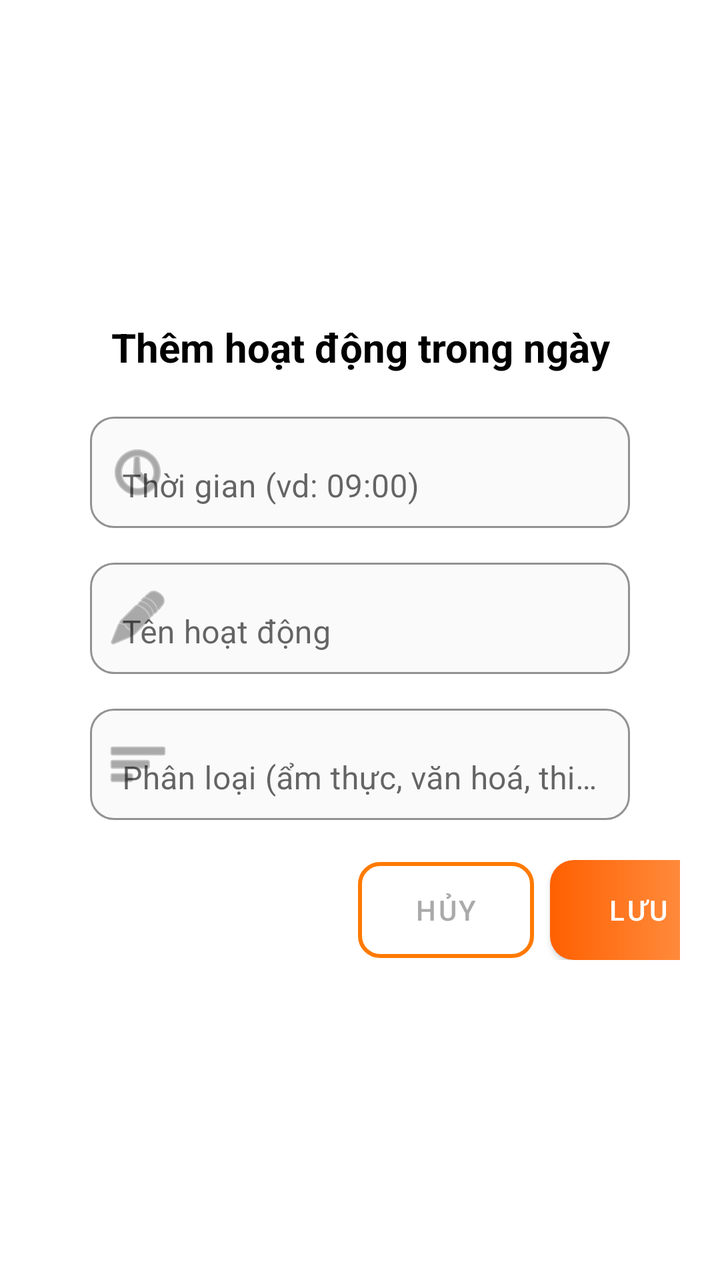
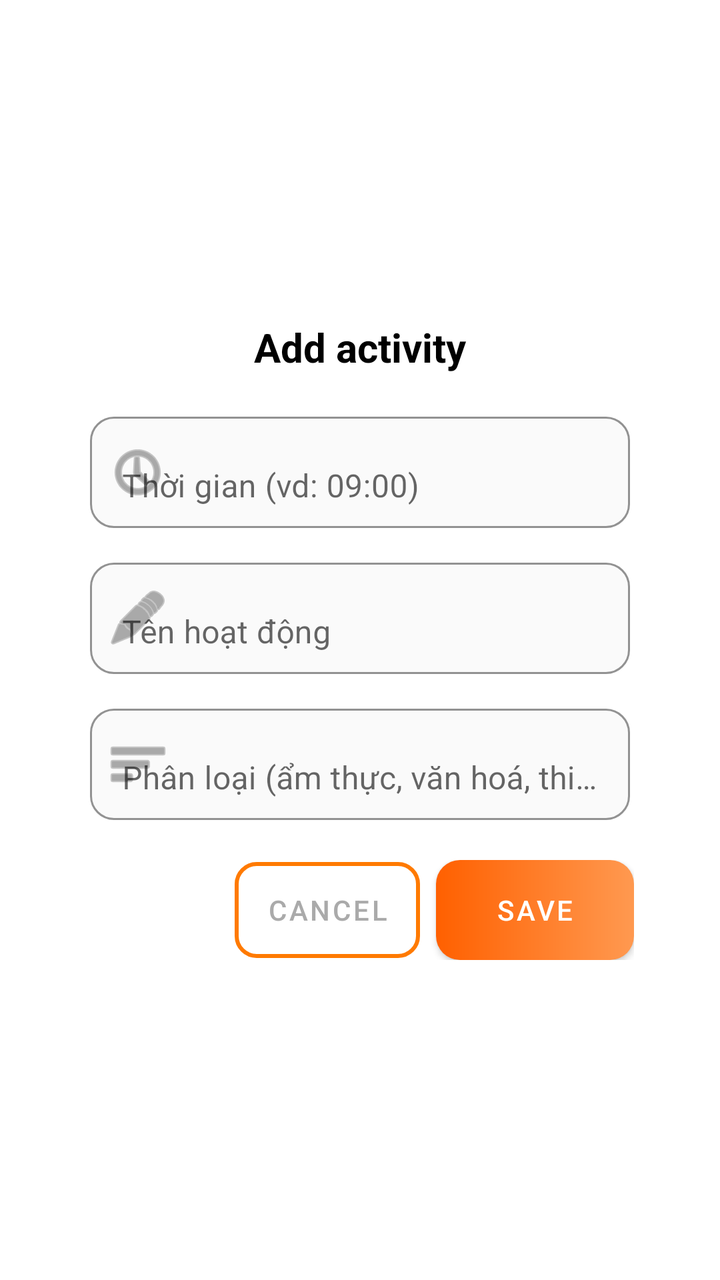

Two renders of the same Android screen: before a commit and after it. Below are the layout's source before the change and the commit's diff.
<!-- AndroidManifest.xml: application theme Theme.MaterialComponents.DayNight.NoActionBar -->
<!-- res/layout/dialog_add_activity.xml -->
<?xml version="1.0" encoding="utf-8"?>
<LinearLayout xmlns:android="http://schemas.android.com/apk/res/android"
    xmlns:app="http://schemas.android.com/apk/res-auto"
    android:layout_width="match_parent"
    android:layout_height="wrap_content"
    android:orientation="vertical"
    android:padding="20dp"
    android:background="@drawable/bg_dialog"
    android:gravity="center_vertical">

    
    <TextView
        android:id="@+id/tvDialogTitle"
        android:layout_width="match_parent"
        android:layout_height="wrap_content"
        android:gravity="center"
        android:text="Thêm hoạt động trong ngày"
        android:textColor="@android:color/black"
        android:textSize="20sp"
        android:textStyle="bold"
        android:layout_marginBottom="16dp" />

    
    <com.google.android.material.textfield.TextInputLayout
        android:layout_width="match_parent"
        android:layout_height="wrap_content"
        android:hint="Thời gian (vd: 09:00)"
        app:startIconDrawable="@android:drawable/ic_menu_recent_history"
        app:boxBackgroundMode="outline"
        app:boxCornerRadiusTopStart="12dp"
        app:boxCornerRadiusTopEnd="12dp"
        app:boxCornerRadiusBottomStart="12dp"
        app:boxCornerRadiusBottomEnd="12dp"
        app:boxStrokeColor="#E0E0E0"
        app:boxBackgroundColor="#FAFAFA"
        android:layout_marginHorizontal="25dp">

        <com.google.android.material.textfield.TextInputEditText
            android:id="@+id/edtTime"
            android:layout_width="match_parent"
            android:layout_height="wrap_content"
            android:inputType="time" />
    </com.google.android.material.textfield.TextInputLayout>

    
    <com.google.android.material.textfield.TextInputLayout
        android:layout_width="match_parent"
        android:layout_height="wrap_content"
        android:hint="Tên hoạt động"
        app:startIconDrawable="@android:drawable/ic_menu_edit"
        app:boxBackgroundMode="outline"
        app:boxStrokeColor="#E0E0E0"
        app:boxBackgroundColor="#FAFAFA"
        android:layout_marginHorizontal="25dp"
        android:layout_marginTop="12dp"
        app:boxCornerRadiusTopStart="12dp"
        app:boxCornerRadiusTopEnd="12dp"
        app:boxCornerRadiusBottomStart="12dp"
        app:boxCornerRadiusBottomEnd="12dp">

        <com.google.android.material.textfield.TextInputEditText
            android:id="@+id/edtTitle"
            android:layout_width="match_parent"
            android:layout_height="wrap_content"
            android:inputType="textCapSentences" />
    </com.google.android.material.textfield.TextInputLayout>

    
    <com.google.android.material.textfield.TextInputLayout
        android:layout_width="match_parent"
        android:layout_height="wrap_content"
        android:hint="Phân loại (ẩm thực, văn hoá, thiên nhiên...)"
        app:startIconDrawable="@android:drawable/ic_menu_sort_by_size"
        app:boxBackgroundMode="outline"
        app:boxStrokeColor="#E0E0E0"
        app:boxBackgroundColor="#FAFAFA"
        android:layout_marginHorizontal="25dp"
        android:layout_marginTop="12dp"
        app:boxCornerRadiusTopStart="12dp"
        app:boxCornerRadiusTopEnd="12dp"
        app:boxCornerRadiusBottomStart="12dp"
        app:boxCornerRadiusBottomEnd="12dp">

        <com.google.android.material.textfield.TextInputEditText
            android:id="@+id/edtCategory"
            android:layout_width="match_parent"
            android:layout_height="wrap_content"
            android:inputType="textCapSentences" />
    </com.google.android.material.textfield.TextInputLayout>

    
    <LinearLayout
        android:layout_width="343dp"
        android:layout_height="wrap_content"
        android:layout_marginTop="20dp"
        android:gravity="end"
        android:orientation="horizontal">

        <Button
            android:id="@+id/btnCancel"
            android:layout_width="wrap_content"
            android:layout_height="wrap_content"
            android:background="@drawable/btn_orange_outline"
            android:text="Hủy"
            android:textColor="@android:color/darker_gray"
            app:backgroundTint="@null" />

        <Button
            android:id="@+id/btnSave"
            android:layout_width="wrap_content"
            android:layout_height="wrap_content"
            android:layout_marginStart="8dp"
            android:background="@drawable/btn_signin_gradient"
            android:text="Lưu"
            android:textColor="@android:color/white"
            app:backgroundTint="@null" />
    </LinearLayout>
</LinearLayout>
<!-- resources referenced by this layout -->
<resources>
  <!-- drawable bg_dialog (drawable) -->
  <shape xmlns:android="http://schemas.android.com/apk/res/android"
      android:shape="rectangle">
  
      
      <solid android:color="@android:color/white"/>
  
      
      <corners android:radius="24dp"/>
  
      
      <padding android:left="8dp" android:top="8dp"
          android:right="8dp" android:bottom="8dp"/>
      <size android:width="300dp" />
  
  </shape>
  <!-- drawable btn_orange_outline (drawable) -->
  <selector xmlns:android="http://schemas.android.com/apk/res/android">
      
      <item android:state_pressed="true">
          <shape android:shape="rectangle">
              <solid android:color="#1AFF7A00"/>
              <stroke android:width="2dp" android:color="#FF7A00"/>
              <corners android:radius="10dp"/>
          </shape>
      </item>
      <item>
          <shape android:shape="rectangle">
              <solid android:color="@android:color/transparent"/>
              <stroke android:width="2dp" android:color="#FF7A00"/>
              <corners android:radius="10dp"/>
          </shape>
      </item>
  </selector>
  <!-- drawable btn_signin_gradient (drawable) -->
  <shape xmlns:android="http://schemas.android.com/apk/res/android"
      android:shape="rectangle">
      <gradient
          android:startColor="#FF6000"
          android:endColor="#FF9950"
          android:angle="0"/>
      <corners android:radius="12dp"/>
      <padding android:left="16dp" android:right="16dp"/>
      <size android:height="50dp"/>
  </shape>
</resources>

<!-- the commit's change to res/layout/dialog_add_activity.xml (unified diff, before → after) -->
@@ -14,7 +14,7 @@
         android:layout_width="match_parent"
         android:layout_height="wrap_content"
         android:gravity="center"
-        android:text="Thêm hoạt động trong ngày"
+        android:text="Add activity"
         android:textColor="@android:color/black"
         android:textSize="20sp"
         android:textStyle="bold"
@@ -90,7 +90,7 @@
 
     
     <LinearLayout
-        android:layout_width="343dp"
+        android:layout_width="297dp"
         android:layout_height="wrap_content"
         android:layout_marginTop="20dp"
         android:gravity="end"
@@ -101,17 +101,17 @@
             android:layout_width="wrap_content"
             android:layout_height="wrap_content"
             android:background="@drawable/btn_orange_outline"
-            android:text="Hủy"
+            android:text="Cancel"
             android:textColor="@android:color/darker_gray"
             app:backgroundTint="@null" />
 
         <Button
             android:id="@+id/btnSave"
-            android:layout_width="wrap_content"
+            android:layout_width="99dp"
             android:layout_height="wrap_content"
             android:layout_marginStart="8dp"
             android:background="@drawable/btn_signin_gradient"
-            android:text="Lưu"
+            android:text="Save"
             android:textColor="@android:color/white"
             app:backgroundTint="@null" />
     </LinearLayout>
